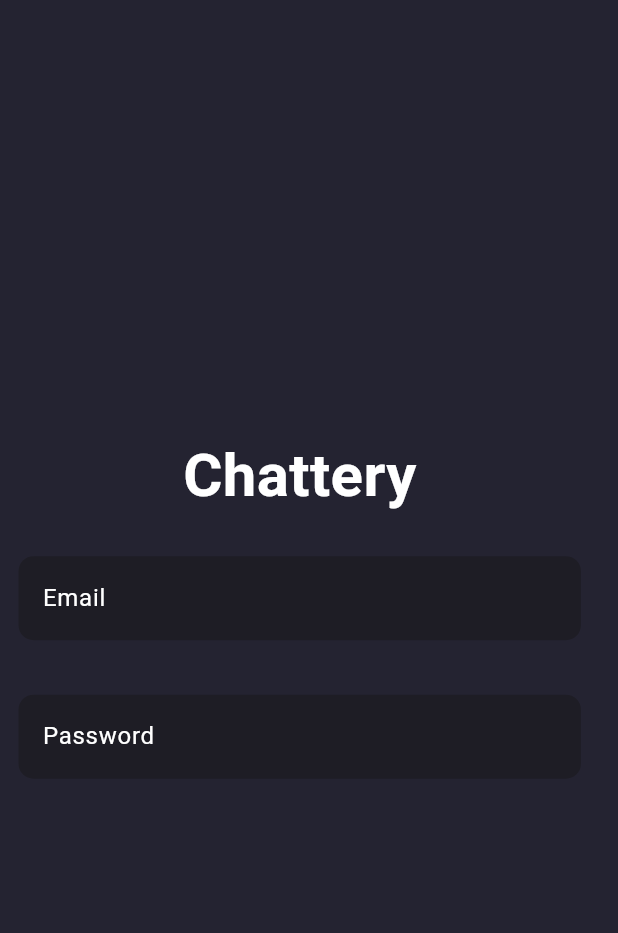
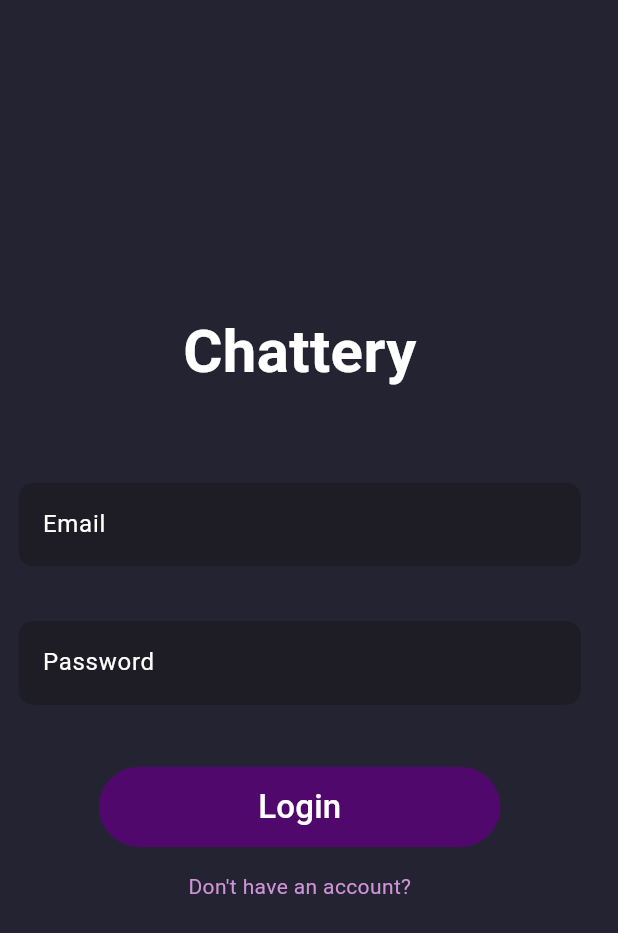
Before and after one commit to 201014002/chattery, a Flutter app: the screen it shows after launch, on a phone screen of 412 x 824 dp. Shown: the top 933 px of the screen. Run offline on Flutter 3.47's test engine with Material 3 defaults, Android fonts, the phone set to English and light mode, and no system bars; our stand-ins replace cloud_firestore, file_picker, firebase_core, firebase_storage, get_it; accounts and stored records are empty.

Commit message:
Edited commit.

```diff
--- a/lib/pages/login_page.dart
+++ b/lib/pages/login_page.dart
@@ -1,6 +1,7 @@
 import 'package:flutter/material.dart';
 //Widgets
 import 'package:chattery/widgets/custom_input_field.dart';
+import 'package:chattery/widgets/rounded_button.dart';
 
 class LoginPage extends StatefulWidget {
   @override
@@ -32,7 +33,12 @@ class _LoginPageState extends State<LoginPage> {
           crossAxisAlignment: CrossAxisAlignment.center,
           children: [
             _pageTitle(),
+            SizedBox(height: _deviceHeight*0.04,),
             _loginForm(),
+            SizedBox(height: _deviceHeight*0.05,),
+            _loginButton(),
+            SizedBox(height: _deviceHeight*0.02,),
+            _registerAccountLink(),
           ],
         ),
       ),
@@ -76,4 +82,17 @@ class _LoginPageState extends State<LoginPage> {
       ),
     );
   }
+  Widget _loginButton(){
+    return RoundedButton(name: "Login", height: _deviceHeight*0.065, width: _deviceWidth*0.65, onPressed: (){});
+  }
+  Widget _registerAccountLink(){
+    return GestureDetector(
+      onTap: (){},
+      child: Container(
+        child: Text(
+          'Don\'t have an account?',style: TextStyle(color: Colors.purple[200]),
+        ),
+      ),
+    );
+  }
 }
--- /dev/null
+++ b/lib/widgets/rounded_button.dart
@@ -0,0 +1,31 @@
+import 'package:flutter/material.dart';
+
+class RoundedButton extends StatelessWidget {
+  final String name;
+  final double height;
+  final double width;
+  final Function onPressed;
+  RoundedButton(
+      {required this.name,
+      required this.height,
+      required this.width,
+      required this.onPressed});
+  @override
+  Widget build(BuildContext context) {
+    return Container(
+      height: height,
+      width: width,
+      decoration: BoxDecoration(
+        borderRadius: BorderRadius.circular(height * 0.5),
+        color: Color.fromRGBO(80, 8, 109, 1.0),
+      ),
+      child: TextButton(
+        onPressed: () {},
+        child: Text(
+          name,
+          style: TextStyle(fontSize: 22.0, color: Colors.white, height: 1.5),
+        ),
+      ),
+    );
+  }
+}
```
